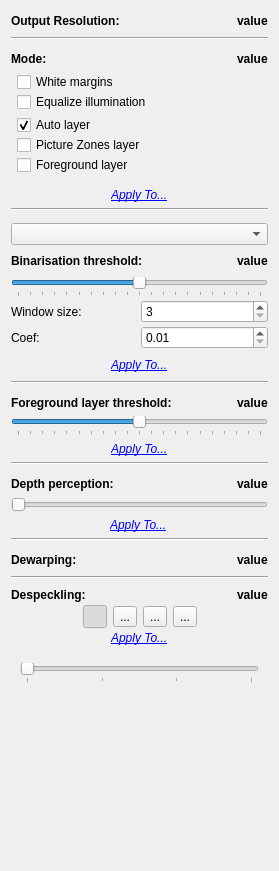
Above: src/core/filters/output/ui/OutputOptionsWidget.ui from trufanov-nok/scantailor-universal before the change. Below: the same form after it.
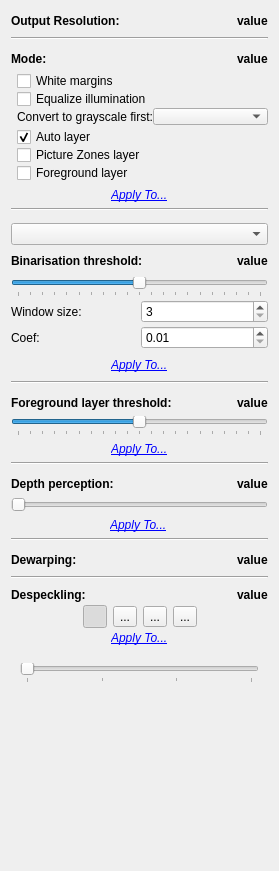
That is the form after the change. Icons and pictures are not drawn.

Commit message:
Output: add the option "Convert to grayscale first"
A color scan of a gray picture on tinted paper keeps the paper tint
in the Color/Grayscale output. The new option converts the original
image to grayscale before all other output steps. Off is the default
and gives the same output as before. On always converts. Auto measures
the chroma of the content area and converts only gray pages.

The project stores the value in the optional attribute
convertToGrayscale. The CLI gets --grayscale-first=<true|false|auto>.
A grayscale output does not get the ICC profile of a color original.

Diff of the .ui file:
```diff
--- a/src/core/filters/output/ui/OutputOptionsWidget.ui
+++ b/src/core/filters/output/ui/OutputOptionsWidget.ui
@@ -187,6 +187,24 @@
            </property>
           </widget>
          </item>
+         <item>
+          <layout class="QHBoxLayout" name="grayscaleFirstLayout">
+           <item>
+            <widget class="QLabel" name="grayscaleFirstLabel">
+             <property name="text">
+              <string>Convert to grayscale first:</string>
+             </property>
+            </widget>
+           </item>
+           <item>
+            <widget class="QComboBox" name="grayscaleFirstSelector">
+             <property name="toolTip">
+              <string>Convert the original image to grayscale before all other output steps. The output file is grayscale. Use it for photos and halftones on tinted paper. Auto converts only the pages where the pictures have no color. It has no effect in the Black and White mode.</string>
+             </property>
+            </widget>
+           </item>
+          </layout>
+         </item>
         </layout>
        </widget>
       </item>
```
The commit also changes 18 other files.
